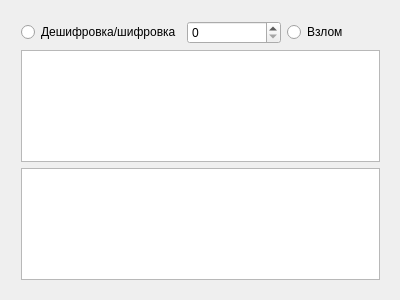
Qt form widget.ui (SudakovOleg/CaesarsCipher) before a commit.
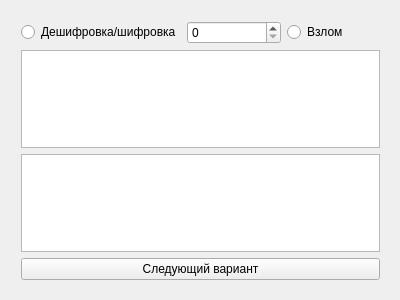
The same form after that commit.

The edit to the form file:
```diff
--- a/widget.ui
+++ b/widget.ui
@@ -31,6 +31,13 @@
       <item>
        <widget class="QTextEdit" name="DecodeText"/>
       </item>
+      <item>
+       <widget class="QPushButton" name="pushButton">
+        <property name="text">
+         <string>Следующий вариант</string>
+        </property>
+       </widget>
+      </item>
      </layout>
     </item>
     <item row="0" column="2">
```
